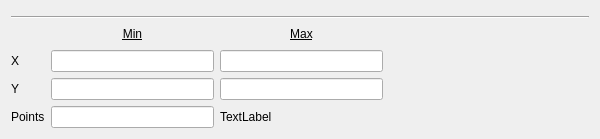
Above: ui/w_ankleAnglePlot.ui from johnbatzer18/biomech_flexsea-plan before the change. Below: the same form after it.
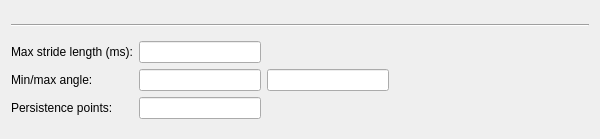
That is the form after the change.

Commit message: Re-worked AnklePlotTool to work at any data acq frequency.

The edit to the form file:
```diff
--- a/ui/w_ankleAnglePlot.ui
+++ b/ui/w_ankleAnglePlot.ui
@@ -48,102 +48,47 @@
    </item>
    <item>
     <layout class="QGridLayout" name="gridLayout">
-     <item row="0" column="1">
-      <widget class="QLabel" name="label_6">
-       <property name="text">
-        <string>&lt;html&gt;&lt;head/&gt;&lt;body&gt;&lt;p align=&quot;center&quot;&gt;&lt;span style=&quot; text-decoration: underline;&quot;&gt;Min&lt;/span&gt;&lt;/p&gt;&lt;/body&gt;&lt;/html&gt;</string>
-       </property>
-      </widget>
-     </item>
      <item row="2" column="0">
-      <widget class="QLabel" name="label_2">
-       <property name="text">
-        <string>Y</string>
-       </property>
-      </widget>
-     </item>
-     <item row="1" column="0">
-      <widget class="QLabel" name="label">
-       <property name="text">
-        <string>X</string>
-       </property>
-      </widget>
-     </item>
-     <item row="2" column="2">
-      <widget class="QLineEdit" name="lineEditYMax">
-       <property name="sizePolicy">
-        <sizepolicy hsizetype="MinimumExpanding" vsizetype="Fixed">
-         <horstretch>0</horstretch>
-         <verstretch>0</verstretch>
-        </sizepolicy>
-       </property>
-       <property name="minimumSize">
-        <size>
-         <width>75</width>
-         <height>0</height>
-        </size>
-       </property>
-      </widget>
-     </item>
-     <item row="1" column="2">
-      <widget class="QLineEdit" name="lineEditXMax">
-       <property name="sizePolicy">
-        <sizepolicy hsizetype="MinimumExpanding" vsizetype="Fixed">
-         <horstretch>0</horstretch>
-         <verstretch>0</verstretch>
-        </sizepolicy>
-       </property>
-       <property name="minimumSize">
-        <size>
-         <width>75</width>
-         <height>0</height>
-        </size>
-       </property>
-      </widget>
-     </item>
-     <item row="3" column="0">
       <widget class="QLabel" name="label_5">
        <property name="text">
-        <string>Points</string>
+        <string>Persistence points:</string>
        </property>
        <property name="wordWrap">
         <bool>true</bool>
        </property>
       </widget>
      </item>
+     <item row="1" column="2">
+      <widget class="QLineEdit" name="lineEditYMax">
+       <property name="sizePolicy">
+        <sizepolicy hsizetype="MinimumExpanding" vsizetype="Fixed">
+         <horstretch>0</horstretch>
+         <verstretch>0</verstretch>
+        </sizepolicy>
+       </property>
+       <property name="minimumSize">
+        <size>
+         <width>75</width>
+         <height>0</height>
+        </size>
+       </property>
+      </widget>
+     </item>
+     <item row="0" column="0">
+      <widget class="QLabel" name="label">
+       <property name="text">
+        <string>Max stride length (ms):</string>
+       </property>
+      </widget>
+     </item>
+     <item row="1" column="0">
+      <widget class="QLabel" name="label_2">
+       <property name="text">
+        <string>Min/max angle:</string>
+       </property>
+      </widget>
+     </item>
      <item row="2" column="1">
-      <widget class="QLineEdit" name="lineEditYMin">
-       <property name="sizePolicy">
-        <sizepolicy hsizetype="MinimumExpanding" vsizetype="Fixed">
-         <horstretch>0</horstretch>
-         <verstretch>0</verstretch>
-        </sizepolicy>
-       </property>
-       <property name="minimumSize">
-        <size>
-         <width>75</width>
-         <height>0</height>
-        </size>
-       </property>
-      </widget>
-     </item>
-     <item row="1" column="1">
-      <widget class="QLineEdit" name="lineEditXMin">
-       <property name="sizePolicy">
-        <sizepolicy hsizetype="MinimumExpanding" vsizetype="Fixed">
-         <horstretch>0</horstretch>
-         <verstretch>0</verstretch>
-        </sizepolicy>
-       </property>
-       <property name="minimumSize">
-        <size>
-         <width>75</width>
-         <height>0</height>
-        </size>
-       </property>
-      </widget>
-     </item>
-     <item row="3" column="1">
       <widget class="QLineEdit" name="lineEditPersistentPoints">
        <property name="sizePolicy">
         <sizepolicy hsizetype="MinimumExpanding" vsizetype="Fixed">
@@ -159,7 +104,23 @@
        </property>
       </widget>
      </item>
-     <item row="1" column="3">
+     <item row="1" column="1">
+      <widget class="QLineEdit" name="lineEditYMin">
+       <property name="sizePolicy">
+        <sizepolicy hsizetype="MinimumExpanding" vsizetype="Fixed">
+         <horstretch>0</horstretch>
+         <verstretch>0</verstretch>
+        </sizepolicy>
+       </property>
+       <property name="minimumSize">
+        <size>
+         <width>75</width>
+         <height>0</height>
+        </size>
+       </property>
+      </widget>
+     </item>
+     <item row="0" column="3">
       <spacer name="horizontalSpacer">
        <property name="orientation">
         <enum>Qt::Horizontal</enum>
@@ -172,17 +133,19 @@
        </property>
       </spacer>
      </item>
-     <item row="0" column="2">
-      <widget class="QLabel" name="label_3">
-       <property name="text">
-        <string>&lt;html&gt;&lt;head/&gt;&lt;body&gt;&lt;p align=&quot;center&quot;&gt;&lt;span style=&quot; text-decoration: underline;&quot;&gt;Max&lt;/span&gt;&lt;/p&gt;&lt;/body&gt;&lt;/html&gt;</string>
+     <item row="0" column="1">
+      <widget class="QLineEdit" name="lineEditXMax">
+       <property name="sizePolicy">
+        <sizepolicy hsizetype="MinimumExpanding" vsizetype="Fixed">
+         <horstretch>0</horstretch>
+         <verstretch>0</verstretch>
+        </sizepolicy>
        </property>
-      </widget>
-     </item>
-     <item row="3" column="2" colspan="2">
-      <widget class="QLabel" name="label_dbg">
-       <property name="text">
-        <string>TextLabel</string>
+       <property name="minimumSize">
+        <size>
+         <width>75</width>
+         <height>0</height>
+        </size>
        </property>
       </widget>
      </item>
```
The commit also changes 8 other files.
